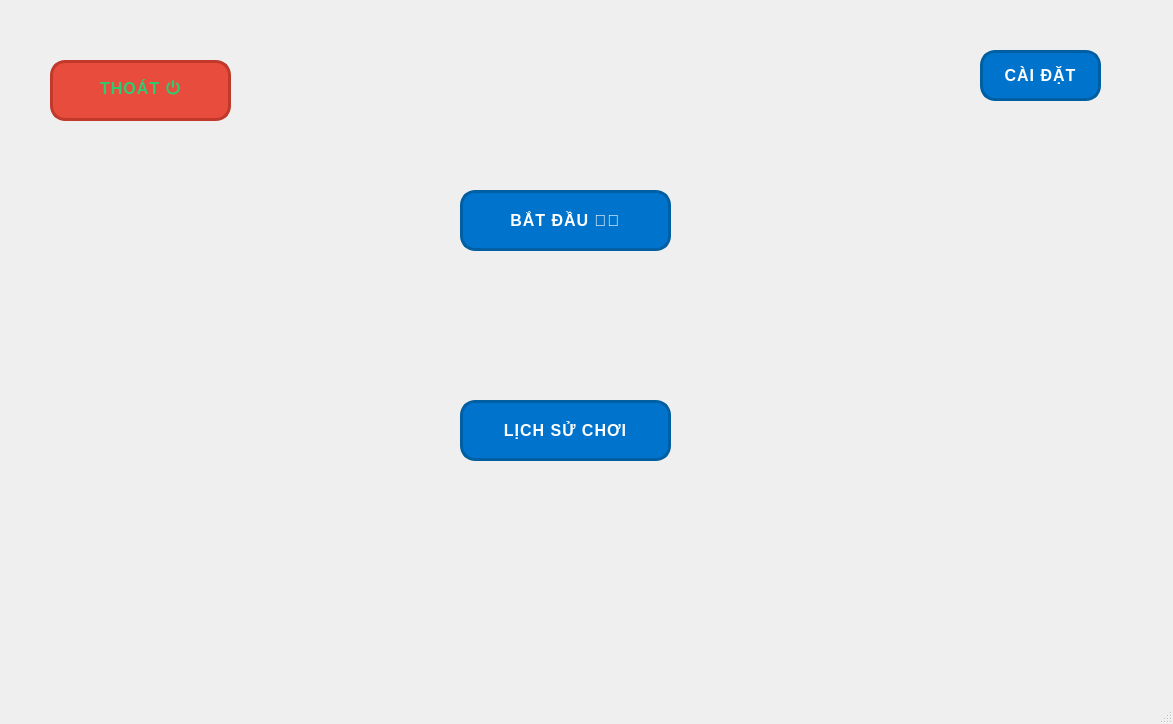
Qt form ui/mainwindow.ui (TrogTran/ai-la-trieu-phu) before a commit.
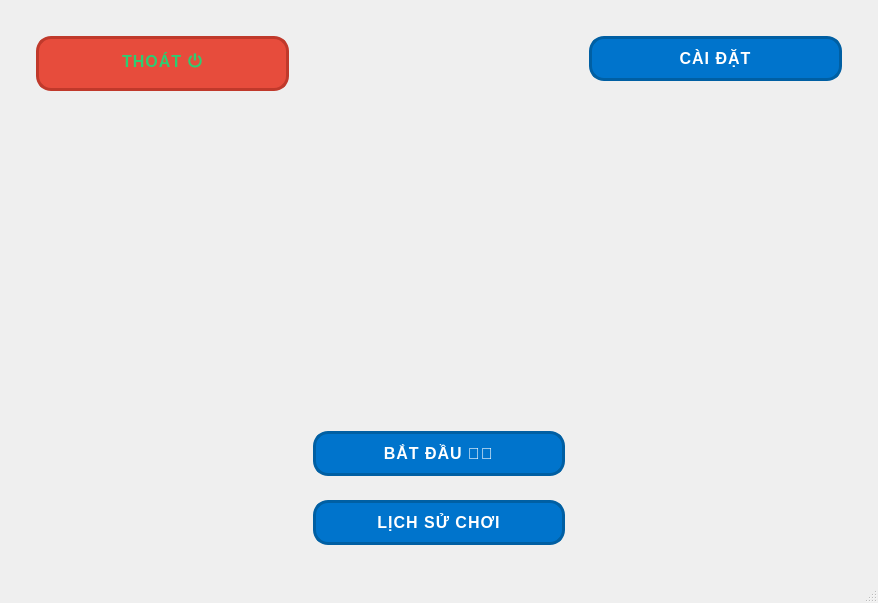
The same form after that commit. Icons and pictures are not drawn.

```diff
--- a/ui/mainwindow.ui
+++ b/ui/mainwindow.ui
@@ -6,212 +6,38 @@
    <rect>
     <x>0</x>
     <y>0</y>
-    <width>1173</width>
-    <height>724</height>
+    <width>878</width>
+    <height>603</height>
    </rect>
   </property>
   <property name="windowTitle">
    <string>MainWindow</string>
   </property>
   <widget class="QWidget" name="centralwidget">
-   <widget class="QPushButton" name="push_button_lich_su_choi">
-    <property name="geometry">
-     <rect>
-      <x>460</x>
-      <y>400</y>
-      <width>211</width>
-      <height>61</height>
-     </rect>
-    </property>
-    <property name="font">
-     <font>
-      <pointsize>-1</pointsize>
-      <weight>75</weight>
-      <bold>true</bold>
-     </font>
-    </property>
-    <property name="cursor">
-     <cursorShape>PointingHandCursor</cursorShape>
-    </property>
-    <property name="styleSheet">
-     <string notr="true">QPushButton {
-    border-radius: 15px; /* Bo tròn góc */
-    background-color: #0074cc; /* Màu xanh đậm hơn */
-    color: white; /* Màu chữ trắng rõ ràng */
-    padding: 10px 20px; /* Kích thước lớn hơn để dễ bấm */
-    border: 3px solid #005fa3; /* Viền đậm hơn */
-    font-weight: bold; /* Chữ đậm */
-    font-size: 16px; /* Kích thước chữ lớn hơn */
-    text-transform: uppercase; /* Chữ in hoa */
-    letter-spacing: 1px; /* Khoảng cách chữ */
-    transition: all 0.2s ease-in-out; /* Hiệu ứng mượt */
-    box-shadow: 4px 4px 6px rgba(0, 0, 0, 0.3); /* Tạo bóng nhẹ */
-}
-
-QPushButton:hover {
-    background-color: #005fa3; /* Đổi màu khi di chuột */
-    border-color: #004b82;
-    transform: scale(1.05); /* Phóng to nhẹ khi hover */
-    box-shadow: 5px 5px 10px rgba(0, 0, 0, 0.4); /* Bóng đậm hơn */
-}
-
-QPushButton:pressed {
-    background-color: #004b82; /* Màu tối hơn khi click */
-    border-color: #003a66;
-    transform: scale(0.95); /* Thu nhỏ nhẹ khi nhấn */
-    box-shadow: inset 3px 3px 6px rgba(0, 0, 0, 0.5); /* Hiệu ứng nhấn xuống */
-}
-</string>
-    </property>
-    <property name="text">
-     <string>LỊCH SỬ CHƠI</string>
-    </property>
-    <property name="autoRepeat">
-     <bool>false</bool>
-    </property>
-    <property name="autoExclusive">
-     <bool>false</bool>
-    </property>
-   </widget>
-   <widget class="QPushButton" name="push_button_cai_dat">
-    <property name="geometry">
-     <rect>
-      <x>980</x>
-      <y>50</y>
-      <width>121</width>
-      <height>51</height>
-     </rect>
-    </property>
-    <property name="font">
-     <font>
-      <pointsize>-1</pointsize>
-      <weight>75</weight>
-      <bold>true</bold>
-     </font>
-    </property>
-    <property name="cursor">
-     <cursorShape>PointingHandCursor</cursorShape>
-    </property>
-    <property name="styleSheet">
-     <string notr="true">QPushButton {
-    border-radius: 15px; /* Bo tròn góc */
-    background-color: #0074cc; /* Màu xanh đậm hơn */
-    color: white; /* Màu chữ trắng rõ ràng */
-    padding: 10px 20px; /* Kích thước lớn hơn để dễ bấm */
-    border: 3px solid #005fa3; /* Viền đậm hơn */
-    font-weight: bold; /* Chữ đậm */
-    font-size: 16px; /* Kích thước chữ lớn hơn */
-    text-transform: uppercase; /* Chữ in hoa */
-    letter-spacing: 1px; /* Khoảng cách chữ */
-    transition: all 0.2s ease-in-out; /* Hiệu ứng mượt */
-    box-shadow: 4px 4px 6px rgba(0, 0, 0, 0.3); /* Tạo bóng nhẹ */
-}
-
-QPushButton:hover {
-    background-color: #005fa3; /* Đổi màu khi di chuột */
-    border-color: #004b82;
-    transform: scale(1.05); /* Phóng to nhẹ khi hover */
-    box-shadow: 5px 5px 10px rgba(0, 0, 0, 0.4); /* Bóng đậm hơn */
-}
-
-QPushButton:pressed {
-    background-color: #004b82; /* Màu tối hơn khi click */
-    border-color: #003a66;
-    transform: scale(0.95); /* Thu nhỏ nhẹ khi nhấn */
-    box-shadow: inset 3px 3px 6px rgba(0, 0, 0, 0.5); /* Hiệu ứng nhấn xuống */
-}
-</string>
-    </property>
-    <property name="text">
-     <string>CÀI ĐẶT</string>
-    </property>
-    <property name="autoRepeat">
-     <bool>false</bool>
-    </property>
-    <property name="autoExclusive">
-     <bool>false</bool>
-    </property>
-   </widget>
-   <widget class="QPushButton" name="push_button_bat_dau">
-    <property name="geometry">
-     <rect>
-      <x>460</x>
-      <y>190</y>
-      <width>211</width>
-      <height>61</height>
-     </rect>
-    </property>
-    <property name="font">
-     <font>
-      <pointsize>-1</pointsize>
-      <weight>75</weight>
-      <bold>true</bold>
-     </font>
-    </property>
-    <property name="cursor">
-     <cursorShape>PointingHandCursor</cursorShape>
-    </property>
-    <property name="styleSheet">
-     <string notr="true">QPushButton {
-    border-radius: 15px; /* Bo tròn góc */
-    background-color: #0074cc; /* Màu xanh đậm hơn */
-    color: white; /* Màu chữ trắng rõ ràng */
-    padding: 10px 20px; /* Kích thước lớn hơn để dễ bấm */
-    border: 3px solid #005fa3; /* Viền đậm hơn */
-    font-weight: bold; /* Chữ đậm */
-    font-size: 16px; /* Kích thước chữ lớn hơn */
-    text-transform: uppercase; /* Chữ in hoa */
-    letter-spacing: 1px; /* Khoảng cách chữ */
-    transition: all 0.2s ease-in-out; /* Hiệu ứng mượt */
-    box-shadow: 4px 4px 6px rgba(0, 0, 0, 0.3); /* Tạo bóng nhẹ */
-}
-
-QPushButton:hover {
-    background-color: #005fa3; /* Đổi màu khi di chuột */
-    border-color: #004b82;
-    transform: scale(1.05); /* Phóng to nhẹ khi hover */
-    box-shadow: 5px 5px 10px rgba(0, 0, 0, 0.4); /* Bóng đậm hơn */
-}
-
-QPushButton:pressed {
-    background-color: #004b82; /* Màu tối hơn khi click */
-    border-color: #003a66;
-    transform: scale(0.95); /* Thu nhỏ nhẹ khi nhấn */
-    box-shadow: inset 3px 3px 6px rgba(0, 0, 0, 0.5); /* Hiệu ứng nhấn xuống */
-}
-</string>
-    </property>
-    <property name="text">
-     <string>BẮT ĐẦU 💲💲</string>
-    </property>
-    <property name="autoRepeat">
-     <bool>false</bool>
-    </property>
-    <property name="autoExclusive">
-     <bool>false</bool>
-    </property>
-   </widget>
-   <widget class="QPushButton" name="push_button_thoat">
-    <property name="geometry">
-     <rect>
-      <x>50</x>
-      <y>60</y>
-      <width>181</width>
-      <height>61</height>
-     </rect>
-    </property>
-    <property name="font">
-     <font>
-      <pointsize>-1</pointsize>
-      <weight>75</weight>
-      <bold>true</bold>
-     </font>
-    </property>
-    <property name="cursor">
-     <cursorShape>PointingHandCursor</cursorShape>
-    </property>
-    <property name="styleSheet">
-     <string notr="true">QPushButton#push_button_thoat {
+   <layout class="QGridLayout" name="gridLayout_7">
+    <item row="0" column="0">
+     <widget class="QWidget" name="widget_6" native="true">
+      <layout class="QGridLayout" name="gridLayout_6">
+       <item row="0" column="0">
+        <widget class="QWidget" name="widget" native="true">
+         <layout class="QGridLayout" name="gridLayout_5">
+          <item row="0" column="0">
+           <widget class="QWidget" name="widget_2" native="true">
+            <layout class="QGridLayout" name="gridLayout_4">
+             <item row="0" column="0">
+              <widget class="QPushButton" name="push_button_thoat">
+               <property name="font">
+                <font>
+                 <pointsize>-1</pointsize>
+                 <weight>75</weight>
+                 <bold>true</bold>
+                </font>
+               </property>
+               <property name="cursor">
+                <cursorShape>PointingHandCursor</cursorShape>
+               </property>
+               <property name="styleSheet">
+                <string notr="true">QPushButton#push_button_thoat {
     background-color: #e74c3c; /* Màu đỏ cảnh báo */
     color: #2ecc71; /* Xanh lá cây tươi */
     border-radius: 15px;
@@ -243,21 +69,270 @@
     transform: scale(0.9); /* Thu nhỏ nhẹ khi click */
 }
 </string>
-    </property>
-    <property name="text">
-     <string>THOÁT ⏻</string>
-    </property>
-    <property name="autoRepeat">
-     <bool>false</bool>
-    </property>
-    <property name="autoExclusive">
-     <bool>false</bool>
-    </property>
-   </widget>
-   <zorder>push_button_cai_dat</zorder>
-   <zorder>push_button_bat_dau</zorder>
-   <zorder>push_button_lich_su_choi</zorder>
-   <zorder>push_button_thoat</zorder>
+               </property>
+               <property name="text">
+                <string>THOÁT ⏻</string>
+               </property>
+               <property name="autoRepeat">
+                <bool>false</bool>
+               </property>
+               <property name="autoExclusive">
+                <bool>false</bool>
+               </property>
+              </widget>
+             </item>
+             <item row="1" column="0">
+              <spacer name="verticalSpacer">
+               <property name="orientation">
+                <enum>Qt::Vertical</enum>
+               </property>
+               <property name="sizeHint" stdset="0">
+                <size>
+                 <width>20</width>
+                 <height>40</height>
+                </size>
+               </property>
+              </spacer>
+             </item>
+            </layout>
+           </widget>
+          </item>
+          <item row="1" column="1">
+           <widget class="QWidget" name="widget_3" native="true">
+            <layout class="QGridLayout" name="gridLayout">
+             <item row="0" column="0">
+              <widget class="QPushButton" name="push_button_bat_dau">
+               <property name="font">
+                <font>
+                 <pointsize>-1</pointsize>
+                 <weight>75</weight>
+                 <bold>true</bold>
+                </font>
+               </property>
+               <property name="cursor">
+                <cursorShape>PointingHandCursor</cursorShape>
+               </property>
+               <property name="styleSheet">
+                <string notr="true">QPushButton {
+    border-radius: 15px; /* Bo tròn góc */
+    background-color: #0074cc; /* Màu xanh đậm hơn */
+    color: white; /* Màu chữ trắng rõ ràng */
+    padding: 10px 20px; /* Kích thước lớn hơn để dễ bấm */
+    border: 3px solid #005fa3; /* Viền đậm hơn */
+    font-weight: bold; /* Chữ đậm */
+    font-size: 16px; /* Kích thước chữ lớn hơn */
+    text-transform: uppercase; /* Chữ in hoa */
+    letter-spacing: 1px; /* Khoảng cách chữ */
+    transition: all 0.2s ease-in-out; /* Hiệu ứng mượt */
+    box-shadow: 4px 4px 6px rgba(0, 0, 0, 0.3); /* Tạo bóng nhẹ */
+}
+
+QPushButton:hover {
+    background-color: #005fa3; /* Đổi màu khi di chuột */
+    border-color: #004b82;
+    transform: scale(1.05); /* Phóng to nhẹ khi hover */
+    box-shadow: 5px 5px 10px rgba(0, 0, 0, 0.4); /* Bóng đậm hơn */
+}
+
+QPushButton:pressed {
+    background-color: #004b82; /* Màu tối hơn khi click */
+    border-color: #003a66;
+    transform: scale(0.95); /* Thu nhỏ nhẹ khi nhấn */
+    box-shadow: inset 3px 3px 6px rgba(0, 0, 0, 0.5); /* Hiệu ứng nhấn xuống */
+}
+</string>
+               </property>
+               <property name="text">
+                <string>BẮT ĐẦU 💲💲</string>
+               </property>
+               <property name="autoRepeat">
+                <bool>false</bool>
+               </property>
+               <property name="autoExclusive">
+                <bool>false</bool>
+               </property>
+              </widget>
+             </item>
+            </layout>
+           </widget>
+          </item>
+          <item row="0" column="2">
+           <widget class="QWidget" name="widget_4" native="true">
+            <layout class="QGridLayout" name="gridLayout_3">
+             <item row="0" column="0">
+              <widget class="QPushButton" name="push_button_cai_dat">
+               <property name="font">
+                <font>
+                 <pointsize>-1</pointsize>
+                 <weight>75</weight>
+                 <bold>true</bold>
+                </font>
+               </property>
+               <property name="cursor">
+                <cursorShape>PointingHandCursor</cursorShape>
+               </property>
+               <property name="styleSheet">
+                <string notr="true">QPushButton {
+    border-radius: 15px; /* Bo tròn góc */
+    background-color: #0074cc; /* Màu xanh đậm hơn */
+    color: white; /* Màu chữ trắng rõ ràng */
+    padding: 10px 20px; /* Kích thước lớn hơn để dễ bấm */
+    border: 3px solid #005fa3; /* Viền đậm hơn */
+    font-weight: bold; /* Chữ đậm */
+    font-size: 16px; /* Kích thước chữ lớn hơn */
+    text-transform: uppercase; /* Chữ in hoa */
+    letter-spacing: 1px; /* Khoảng cách chữ */
+    transition: all 0.2s ease-in-out; /* Hiệu ứng mượt */
+    box-shadow: 4px 4px 6px rgba(0, 0, 0, 0.3); /* Tạo bóng nhẹ */
+}
+
+QPushButton:hover {
+    background-color: #005fa3; /* Đổi màu khi di chuột */
+    border-color: #004b82;
+    transform: scale(1.05); /* Phóng to nhẹ khi hover */
+    box-shadow: 5px 5px 10px rgba(0, 0, 0, 0.4); /* Bóng đậm hơn */
+}
+
+QPushButton:pressed {
+    background-color: #004b82; /* Màu tối hơn khi click */
+    border-color: #003a66;
+    transform: scale(0.95); /* Thu nhỏ nhẹ khi nhấn */
+    box-shadow: inset 3px 3px 6px rgba(0, 0, 0, 0.5); /* Hiệu ứng nhấn xuống */
+}
+</string>
+               </property>
+               <property name="text">
+                <string>CÀI ĐẶT</string>
+               </property>
+               <property name="autoRepeat">
+                <bool>false</bool>
+               </property>
+               <property name="autoExclusive">
+                <bool>false</bool>
+               </property>
+              </widget>
+             </item>
+             <item row="1" column="0">
+              <spacer name="verticalSpacer_2">
+               <property name="orientation">
+                <enum>Qt::Vertical</enum>
+               </property>
+               <property name="sizeHint" stdset="0">
+                <size>
+                 <width>20</width>
+                 <height>40</height>
+                </size>
+               </property>
+              </spacer>
+             </item>
+            </layout>
+           </widget>
+          </item>
+          <item row="2" column="1">
+           <widget class="QWidget" name="widget_5" native="true">
+            <layout class="QGridLayout" name="gridLayout_2">
+             <item row="0" column="0">
+              <widget class="QPushButton" name="push_button_lich_su_choi">
+               <property name="font">
+                <font>
+                 <pointsize>-1</pointsize>
+                 <weight>75</weight>
+                 <bold>true</bold>
+                </font>
+               </property>
+               <property name="cursor">
+                <cursorShape>PointingHandCursor</cursorShape>
+               </property>
+               <property name="styleSheet">
+                <string notr="true">QPushButton {
+    border-radius: 15px; /* Bo tròn góc */
+    background-color: #0074cc; /* Màu xanh đậm hơn */
+    color: white; /* Màu chữ trắng rõ ràng */
+    padding: 10px 20px; /* Kích thước lớn hơn để dễ bấm */
+    border: 3px solid #005fa3; /* Viền đậm hơn */
+    font-weight: bold; /* Chữ đậm */
+    font-size: 16px; /* Kích thước chữ lớn hơn */
+    text-transform: uppercase; /* Chữ in hoa */
+    letter-spacing: 1px; /* Khoảng cách chữ */
+    transition: all 0.2s ease-in-out; /* Hiệu ứng mượt */
+    box-shadow: 4px 4px 6px rgba(0, 0, 0, 0.3); /* Tạo bóng nhẹ */
+}
+
+QPushButton:hover {
+    background-color: #005fa3; /* Đổi màu khi di chuột */
+    border-color: #004b82;
+    transform: scale(1.05); /* Phóng to nhẹ khi hover */
+    box-shadow: 5px 5px 10px rgba(0, 0, 0, 0.4); /* Bóng đậm hơn */
+}
+
+QPushButton:pressed {
+    background-color: #004b82; /* Màu tối hơn khi click */
+    border-color: #003a66;
+    transform: scale(0.95); /* Thu nhỏ nhẹ khi nhấn */
+    box-shadow: inset 3px 3px 6px rgba(0, 0, 0, 0.5); /* Hiệu ứng nhấn xuống */
+}
+</string>
+               </property>
+               <property name="text">
+                <string>LỊCH SỬ CHƠI</string>
+               </property>
+               <property name="autoRepeat">
+                <bool>false</bool>
+               </property>
+               <property name="autoExclusive">
+                <bool>false</bool>
+               </property>
+              </widget>
+             </item>
+            </layout>
+           </widget>
+          </item>
+          <item row="0" column="1">
+           <spacer name="horizontalSpacer">
+            <property name="orientation">
+             <enum>Qt::Horizontal</enum>
+            </property>
+            <property name="sizeHint" stdset="0">
+             <size>
+              <width>40</width>
+              <height>20</height>
+             </size>
+            </property>
+           </spacer>
+          </item>
+          <item row="1" column="2">
+           <spacer name="horizontalSpacer_2">
+            <property name="orientation">
+             <enum>Qt::Horizontal</enum>
+            </property>
+            <property name="sizeHint" stdset="0">
+             <size>
+              <width>40</width>
+              <height>20</height>
+             </size>
+            </property>
+           </spacer>
+          </item>
+          <item row="1" column="0">
+           <spacer name="horizontalSpacer_3">
+            <property name="orientation">
+             <enum>Qt::Horizontal</enum>
+            </property>
+            <property name="sizeHint" stdset="0">
+             <size>
+              <width>40</width>
+              <height>20</height>
+             </size>
+            </property>
+           </spacer>
+          </item>
+         </layout>
+        </widget>
+       </item>
+      </layout>
+     </widget>
+    </item>
+   </layout>
   </widget>
   <widget class="QMenuBar" name="menubar">
    <property name="geometry">
```
Left out of the diff: 2 changed lines with no effect on the pictures.
